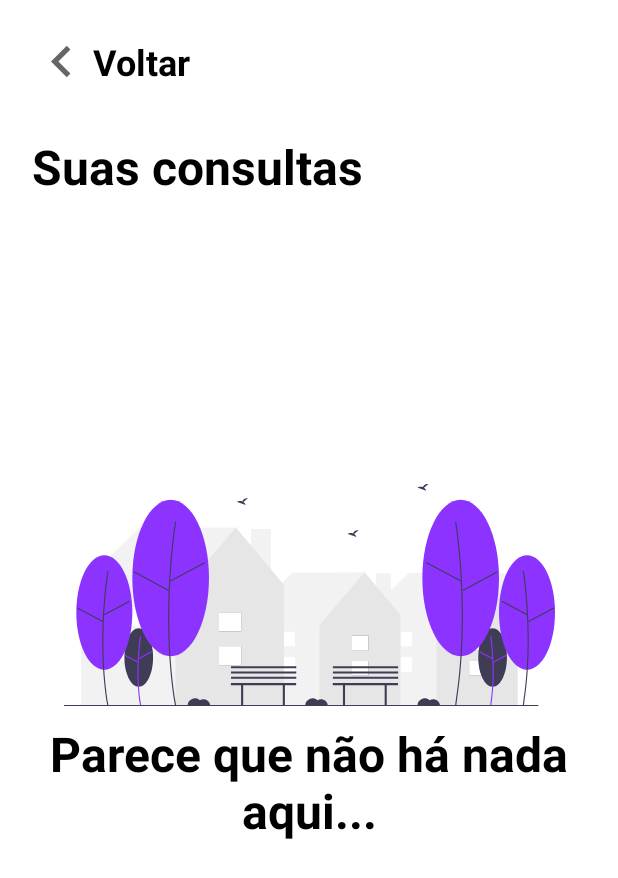
After one commit to DanielJ06/Consul.t, an Android app: the HistoryFragment screen opened through its navigation route, on a phone screen of 412 x 824 dp. The commit adds this screen. Shown: the top 878 px of the screen. Run offline under Robolectric (Android 15) with nearby library versions, the phone set to English and light mode, and no system bars; our stand-ins replace Dagger/Hilt's generated code, data binding.

Commit message:
Create history screen

```diff
--- /dev/null
+++ b/app/src/main/java/com/ioasys/diversidade/ui/fragments/HistoryFragment.kt
@@ -0,0 +1,41 @@
+package com.ioasys.diversidade.ui.fragments
+
+import android.os.Bundle
+import android.view.LayoutInflater
+import android.view.View
+import android.view.ViewGroup
+import androidx.fragment.app.Fragment
+import androidx.navigation.fragment.findNavController
+import com.ioasys.diversidade.databinding.FragmentHistoryBinding
+import com.ioasys.diversidade.databinding.FragmentSuccessAuthBinding
+import dagger.hilt.android.AndroidEntryPoint
+
+@AndroidEntryPoint
+class HistoryFragment: Fragment() {
+
+    private var _binding: FragmentHistoryBinding? = null
+    private val binding get() = _binding!!
+
+    override fun onCreateView(
+        inflater: LayoutInflater, container: ViewGroup?,
+        savedInstanceState: Bundle?
+    ): View? {
+        _binding = FragmentHistoryBinding.inflate(inflater, container, false)
+        binding.lifecycleOwner = this
+
+        binding.arrowLeft.setOnClickListener {
+            findNavController().navigateUp()
+        }
+
+        binding.goBack.setOnClickListener {
+            findNavController().navigateUp()
+        }
+
+        return binding.root
+    }
+
+    override fun onDestroyOptionsMenu() {
+        super.onDestroyOptionsMenu()
+        _binding = null
+    }
+}
--- a/app/src/main/java/com/ioasys/diversidade/ui/fragments/HomeFragment.kt
+++ b/app/src/main/java/com/ioasys/diversidade/ui/fragments/HomeFragment.kt
@@ -43,9 +43,12 @@ class HomeFragment : Fragment() {
         }
 
         binding.buttonTest.setOnClickListener {
-//            authViewModel.logout()
-//            findNavController().setGraph(R.navigation.auth_graph)
             val action = HomeFragmentDirections.actionHomeFragmentToProfileFragment(args.token, args.userId)
+            findNavController().navigate(action)
+        }
+
+        binding.homeHistory.setOnClickListener {
+            val action = HomeFragmentDirections.actionHomeFragmentToHistoryFragment()
             findNavController().navigate(action)
         }
 
--- /dev/null
+++ b/app/src/main/res/layout/fragment_history.xml
@@ -0,0 +1,79 @@
+<?xml version="1.0" encoding="utf-8"?>
+<layout xmlns:android="http://schemas.android.com/apk/res/android"
+    xmlns:app="http://schemas.android.com/apk/res-auto">
+
+    <data>
+
+    </data>
+
+    <androidx.constraintlayout.widget.ConstraintLayout
+        android:layout_width="match_parent"
+        android:layout_height="match_parent">
+
+        <ImageView
+            android:id="@+id/arrowLeft"
+            android:layout_width="wrap_content"
+            android:layout_height="wrap_content"
+            android:layout_marginStart="20dp"
+            android:layout_marginTop="20dp"
+            android:src="@drawable/ic_arrow_left"
+            app:layout_constraintStart_toStartOf="parent"
+            app:layout_constraintTop_toTopOf="parent" />
+
+        <TextView
+            android:id="@+id/goBack"
+            android:layout_width="wrap_content"
+            android:layout_height="wrap_content"
+            android:text="@string/go_back"
+            android:textColor="@color/black"
+            android:textSize="24sp"
+            android:textStyle="bold"
+            app:layout_constraintBottom_toBottomOf="@+id/arrowLeft"
+            app:layout_constraintStart_toEndOf="@+id/arrowLeft"
+            app:layout_constraintTop_toTopOf="@+id/arrowLeft" />
+
+        <androidx.appcompat.widget.AppCompatTextView
+            android:id="@+id/your_consults"
+            android:layout_width="0dp"
+            android:layout_height="wrap_content"
+            android:layout_marginHorizontal="21dp"
+            android:layout_marginTop="32dp"
+            android:ellipsize="end"
+            android:maxLines="1"
+            android:text="@string/your_consults"
+            android:textColor="@color/black"
+            android:textSize="32sp"
+            android:textStyle="bold"
+            app:layout_constraintEnd_toEndOf="parent"
+            app:layout_constraintStart_toStartOf="parent"
+            app:layout_constraintTop_toBottomOf="@id/goBack" />
+
+        <ImageView
+            android:id="@+id/emptyImage"
+            android:layout_width="wrap_content"
+            android:layout_height="wrap_content"
+            android:src="@drawable/ic_empty_street"
+            app:layout_constraintBottom_toBottomOf="parent"
+            app:layout_constraintEnd_toEndOf="parent"
+            app:layout_constraintStart_toStartOf="parent"
+            app:layout_constraintTop_toBottomOf="@+id/your_consults"
+            app:layout_constraintVertical_bias="0.35" />
+
+        <androidx.appcompat.widget.AppCompatTextView
+            android:id="@+id/emptyText"
+            android:layout_width="0dp"
+            android:layout_height="wrap_content"
+            android:text="@string/nothing_here"
+            android:textSize="32sp"
+            android:textStyle="bold"
+            android:textColor="@color/black"
+            android:textAlignment="center"
+            android:layout_marginTop="10dp"
+            app:layout_constraintTop_toBottomOf="@id/emptyImage"
+            app:layout_constraintStart_toStartOf="parent"
+            app:layout_constraintEnd_toEndOf="parent"
+            android:layout_marginHorizontal="20dp" />
+
+
+    </androidx.constraintlayout.widget.ConstraintLayout>
+</layout>
--- a/app/src/main/res/navigation/my_nav.xml
+++ b/app/src/main/res/navigation/my_nav.xml
@@ -34,6 +34,9 @@
         <action
             android:id="@+id/action_homeFragment_to_howWorksFragment"
             app:destination="@id/howWorksFragment" />
+        <action
+            android:id="@+id/action_homeFragment_to_historyFragment"
+            app:destination="@id/historyFragment" />
 
     </fragment>
     <fragment
@@ -69,4 +72,8 @@
         android:id="@+id/howWorksFragment"
         android:name="com.ioasys.diversidade.ui.fragments.HowWorksFragment"
         android:label="HowWorksFragment" />
+    <fragment
+        android:id="@+id/historyFragment"
+        android:name="com.ioasys.diversidade.ui.fragments.HistoryFragment"
+        android:label="HistoryFragment" />
 </navigation>
--- a/app/src/main/res/values/strings.xml
+++ b/app/src/main/res/values/strings.xml
@@ -13,4 +13,6 @@
     <string name="your_profile">Seu perfil</string>
     <string name="meet_consult">Conheça a consult.t</string>
     <string name="disclaimer">Nosso objetivo é criar um ambiente para que todas as pessoas possam se sentir seguras ao procurarem uma consulta.\n \nTodos os profissionais listados aqui passam por aprovação e cada nova avaliação é levada em consideração.\n \nSomos um time diverso que busca sempre entregar uma solução de valor para nossos usuários!\n \nSe você conhece algum profissional que compactua com nossos valores, não se esqueça de compartilhar a consul.t.\n \nEspalhe essa ideia para que possamos ter cada vez mais aliados!</string>
+    <string name="your_consults">Suas consultas</string>
+    <string name="nothing_here">Parece que não há nada aqui...</string>
 </resources>
```
